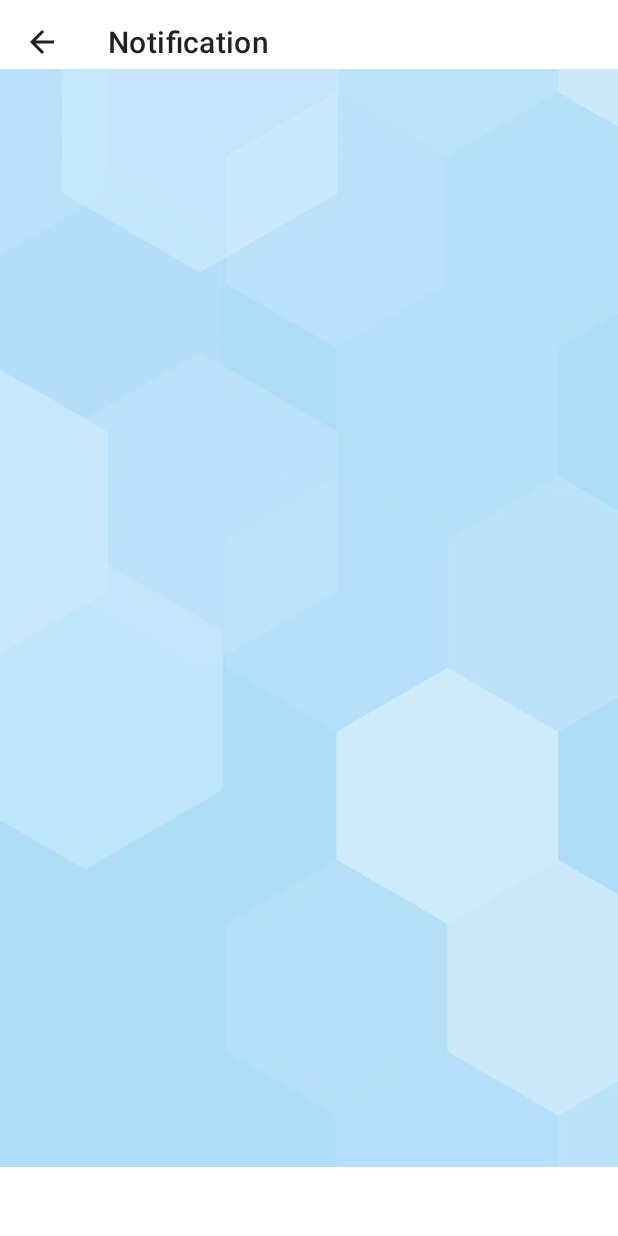
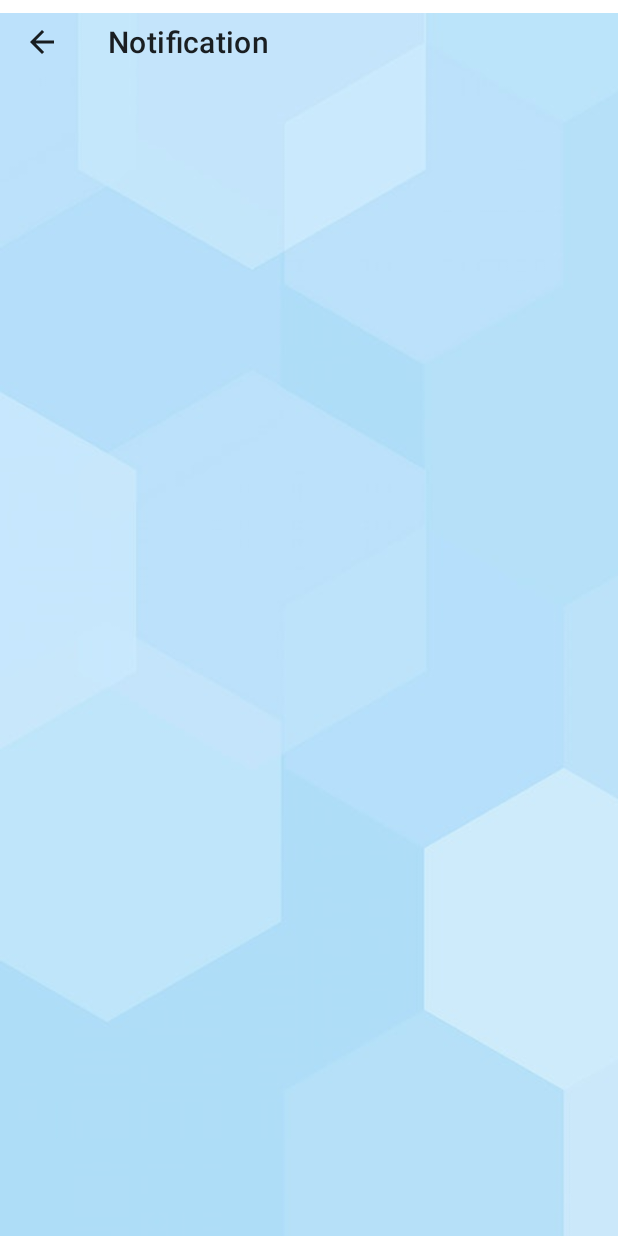
Before and after one commit to ZiadElwan/ITPM, an Android app: the Notification screen opened directly, with no data from a screen before it, on a phone screen of 412 x 824 dp. Run offline under Robolectric (Android 15) with nearby library versions, the phone set to English and light mode, and no system bars; our stand-ins replace Firebase (no records; nobody signed in at launch, a user with empty details on screens opened directly); Roboto replaces fonts that are not available here.

Commit message:
notification

```diff
--- a/app/src/main/res/layout/activity_notification.xml
+++ b/app/src/main/res/layout/activity_notification.xml
@@ -8,20 +8,21 @@
 
     <ImageView
         android:id="@+id/imageView5"
-        android:layout_width="match_parent"
-        android:layout_height="match_parent"
+        android:layout_width="519dp"
+        android:layout_height="940dp"
         app:srcCompat="@drawable/bluegeometry"
-        tools:layout_editor_absoluteX="-142dp"
-        tools:layout_editor_absoluteY="-124dp" />
+        tools:layout_editor_absoluteX="-65dp"
+        tools:layout_editor_absoluteY="-93dp" />
 
     <androidx.recyclerview.widget.RecyclerView
         android:id="@+id/notification_list"
-        android:layout_width="387dp"
-        android:layout_height="592dp"
+        android:layout_width="389dp"
+        android:layout_height="656dp"
         app:layout_constraintBottom_toBottomOf="parent"
         app:layout_constraintEnd_toEndOf="parent"
         app:layout_constraintStart_toStartOf="parent"
-        app:layout_constraintTop_toBottomOf="@+id/notification_toolbar">
+        app:layout_constraintTop_toBottomOf="@+id/notification_toolbar"
+        app:layout_constraintVertical_bias="0.506">
 
     </androidx.recyclerview.widget.RecyclerView>
 
--- a/app/src/main/res/layout/item_card3.xml
+++ b/app/src/main/res/layout/item_card3.xml
@@ -4,8 +4,10 @@
     android:layout_height="wrap_content"
     xmlns:app="http://schemas.android.com/apk/res-auto"
     app:cardElevation="8dp"
-    app:cardCornerRadius="8dp"
-    android:layout_margin="25dp">
+    app:cardCornerRadius="10dp"
+    android:layout_marginTop="20dp"
+    android:layout_marginLeft="20dp"
+    android:layout_marginRight="20dp">
 
     <LinearLayout
         android:layout_width="wrap_content"
```
